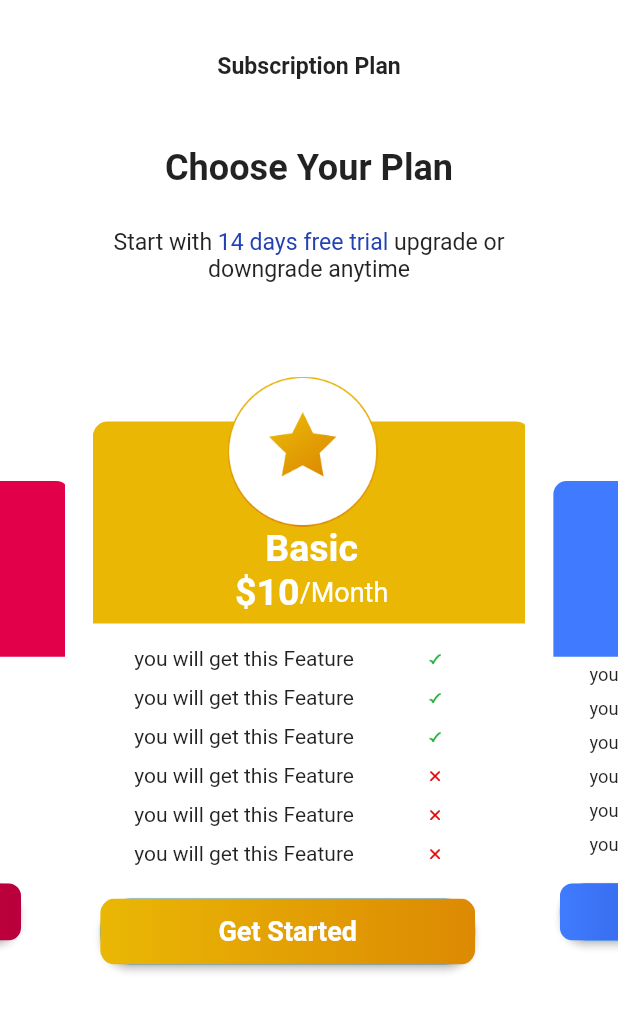
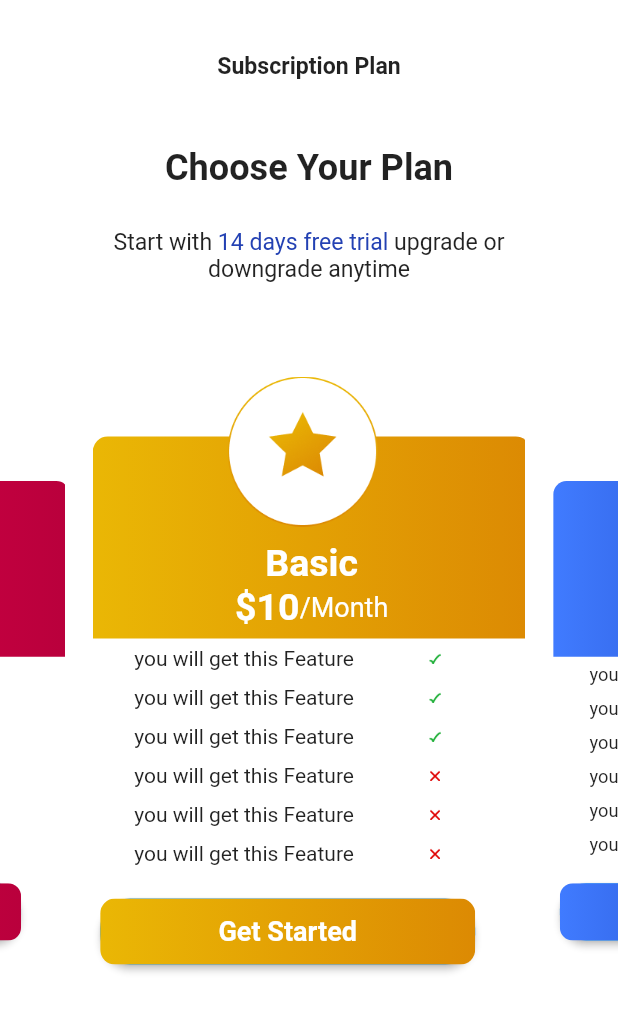
Before and after one commit to AliFarazButt38/bodo_faraz, a Flutter app: the SubscriptionPlan screen opened directly, on a phone screen of 412 x 824 dp. Shown: the top 1012 px of the screen. Run offline on Flutter 3.47's test engine with Material 2 defaults, Android fonts, the light colour scheme and no system bars; drawn by our look-alikes of carousel_slider; our stand-ins replace fl_chart, flutter_screenutil, flutter_svg, fluttertoast, percent_indicator, pie_chart and 3 more; missing offline and left inert: image_stack; accounts and stored records are empty.

Commit message:
Faraz Commit survey

```diff
--- a/lib/Views/Pages/SubscriptionPlan.dart
+++ b/lib/Views/Pages/SubscriptionPlan.dart
@@ -88,11 +88,12 @@ class _SubscriptionPlanState extends State<SubscriptionPlan> {
       decoration: BoxDecoration(
         color: Colors.transparent,
 
+
       ),
       child: Stack(
         children: [
           Positioned(
-            top: 30,
+            top: 40,
             child: Container(
               height: 134.6,
               width: 292,
@@ -101,7 +102,9 @@ class _SubscriptionPlanState extends State<SubscriptionPlan> {
                   topRight: Radius.circular(10),
                   topLeft: Radius.circular(10),
                 ),
-                color: Color(0xffEAB705),
+
+                gradient: LinearGradient(colors: [Color(0xffEAB705),Color(0xffDC8A03)]),
+
               ),
               child: Padding(
                 padding:  EdgeInsets.only(top: 70),
@@ -239,12 +242,6 @@ class _SubscriptionPlanState extends State<SubscriptionPlan> {
         ],
       ),
     ),
-
-
-
-
-
-
     Container(
       width: 292,
       height: 537,
@@ -264,7 +261,7 @@ class _SubscriptionPlanState extends State<SubscriptionPlan> {
                   topRight: Radius.circular(10),
                   topLeft: Radius.circular(10),
                 ),
-                color: Color(0xff407BFF),
+                gradient: LinearGradient(colors: [Color(0xff407BFF),Color(0xff1737AF)]),
               ),
               child: Padding(
                 padding:  EdgeInsets.only(top: 70),
@@ -291,8 +288,8 @@ class _SubscriptionPlanState extends State<SubscriptionPlan> {
                 Positioned(
                   child:
                   Padding(
-                    padding:  EdgeInsets.only(left: 25,top: 20,),
-                    child: Image.asset("assets/icons/BlueStar.png",height:50,width:50,),
+                    padding:  EdgeInsets.only(left: 25,top: 25,),
+                    child: Image.asset("assets/icons/2star.png",height:50,width:50,),
                   ),
                 ),
               ],
@@ -421,7 +418,7 @@ class _SubscriptionPlanState extends State<SubscriptionPlan> {
                   topRight: Radius.circular(10),
                   topLeft: Radius.circular(10),
                 ),
-                color: Color(0xffE10049),
+                gradient: LinearGradient(colors: [Color(0xffE10049),Color(0xffB9003C)]),
               ),
               child: Padding(
                 padding:  EdgeInsets.only(top: 70),
@@ -448,8 +445,8 @@ class _SubscriptionPlanState extends State<SubscriptionPlan> {
                 Positioned(
                   child:
                   Padding(
-                    padding:  EdgeInsets.only(left: 25,top: 20,),
-                    child: Image.asset("assets/icons/PinkStar.png",height:50,width:50,),
+                    padding:  EdgeInsets.only(left: 18,top: 15,),
+                    child: Image.asset("assets/icons/premiumStar.png",height:70,width:70,),
                   ),
                 ),
               ],
--- a/lib/Views/Pages/surveys_screen.dart
+++ b/lib/Views/Pages/surveys_screen.dart
@@ -230,8 +230,7 @@ class _SurveysState extends State<Surveys> {
                                                 Column(
                                                   children: [
                                                     surveyProvider.checkList[index] == false ?
-                                                    Padding(
-                                                      padding: const EdgeInsets.only(left: 55),
+                                                    Center(
                                                       child: ElevatedButton(
                                                         onPressed: () {
                                                           //  Uri _url = Uri.parse(surveyProvider.surveysList!.googleForms[index]);
@@ -260,8 +259,7 @@ class _SurveysState extends State<Surveys> {
                                                         ),
                                                       ),
                                                     )
-                                                        :  Padding(
-                                                      padding: const EdgeInsets.only(left: 55),
+                                                        :  Center(
                                                           child: ElevatedButton(
                                                             onPressed: () {
                                                               //  Uri _url = Uri.parse(surveyProvider.surveysList!.googleForms[index]);
--- a/lib/main.dart
+++ b/lib/main.dart
@@ -7,6 +7,7 @@ import 'package:bodoo_flutter/Providers/survey_provider.dart';
 import 'package:bodoo_flutter/Providers/video_provider.dart';
 import 'package:bodoo_flutter/Providers/wallet_provider.dart';
 import 'package:bodoo_flutter/Providers/write_review_provider.dart';
+import 'package:bodoo_flutter/Views/Pages/SubscriptionScreen.dart';
 import 'package:bodoo_flutter/Views/Pages/app_detail.dart';
 import 'package:bodoo_flutter/Views/Pages/download_appScreen.dart';
 import 'package:bodoo_flutter/Views/Pages/forgot_password.dart';
@@ -16,6 +17,7 @@ import 'package:flutter/material.dart';
 import 'package:provider/provider.dart';
 import 'Providers/download_apps_provider.dart';
 import 'Utils/navigator.dart';
+import 'Views/Pages/SubscriptionPlan.dart';
 import 'Views/Pages/task_screen.dart';
 
 void main() {
```
Also changed, not shown: assets/icons/2star.png (added), assets/icons/premiumStar.png (added). Lines whose indentation alone changed are shown as unchanged.
